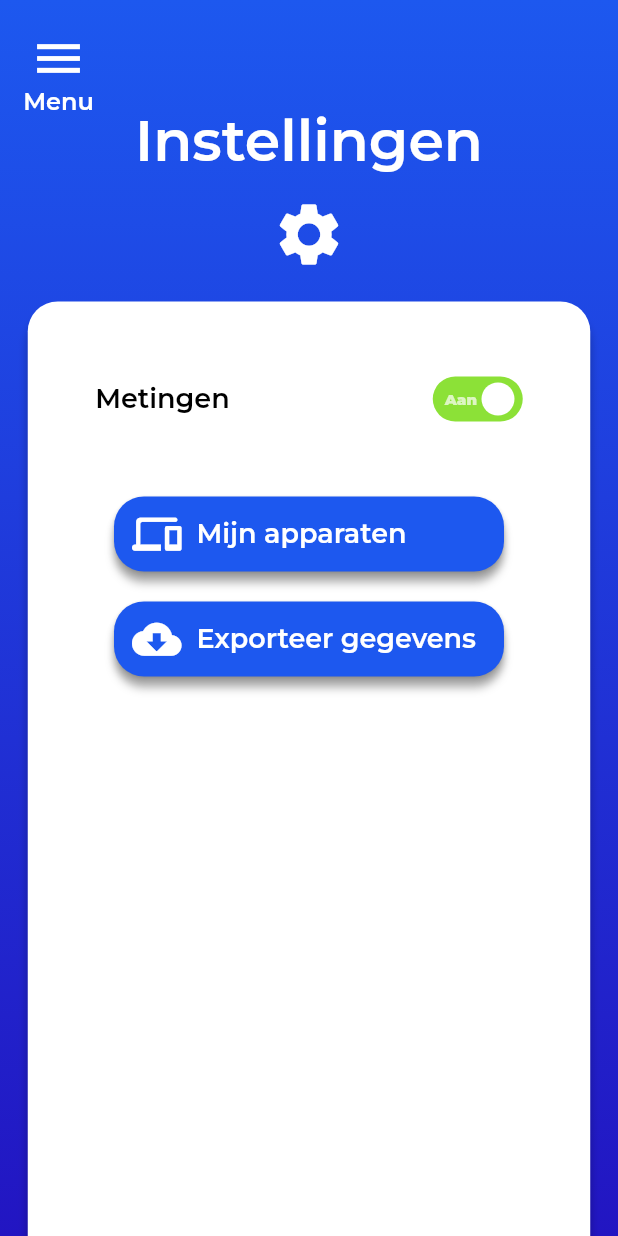
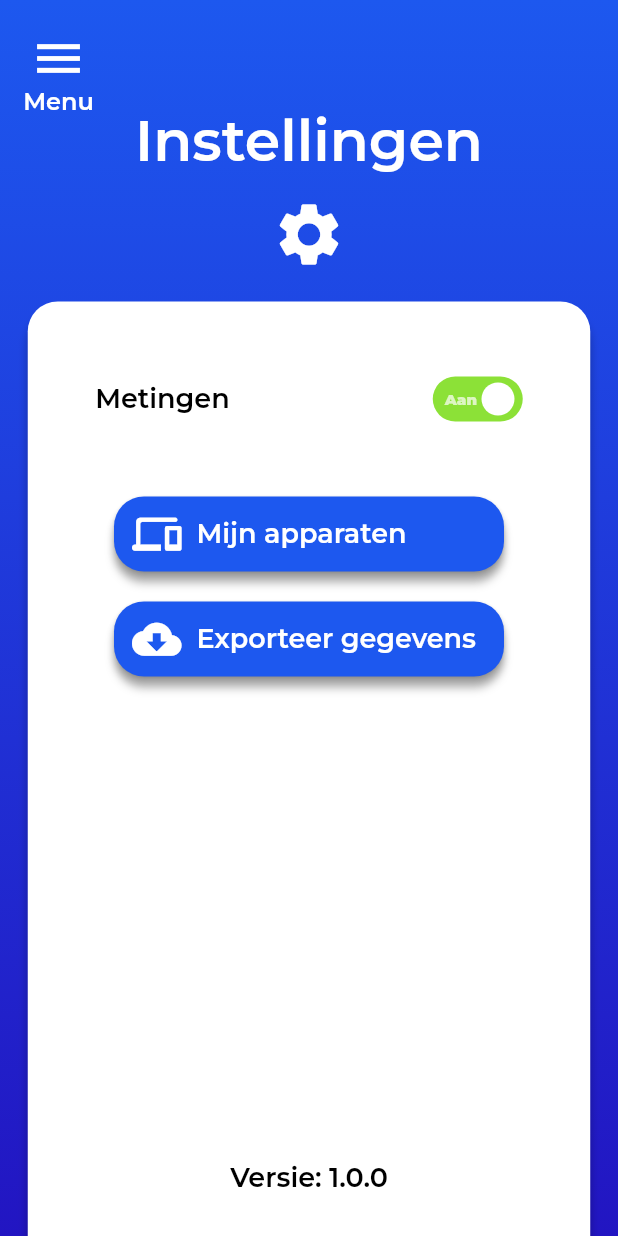
Before and after one commit to DwarfNinja/loopsnelheid-app, a Flutter app: the Settings widget shown alone on an empty page, opened directly, on a phone screen of 412 x 824 dp. Run offline on Flutter 3.47's test engine with Material 2 defaults, Android fonts, the phone set to English and light mode, and no system bars; drawn by our look-alikes of flutter_switch; our stand-ins replace device_info_plus, device_preview, fl_chart, flutter_dotenv, geolocator, google_fonts and 4 more; missing offline and left inert: cron, flutter_activity_recognition, flutter_background_service, flutter_background_service_android, pausable_timer, pdfx; accounts and stored records are empty; network calls fail.

Commit message:
Feat: add app version label on settings page

```diff
--- a/lib/views/settings/settings.dart
+++ b/lib/views/settings/settings.dart
@@ -1,7 +1,7 @@
 import 'package:flutter/material.dart';
-import 'package:loopsnelheidapp/services/measure/location_service.dart';
 
 import 'package:loopsnelheidapp/widgets/info_base.dart';
+import 'package:package_info_plus/package_info_plus.dart';
 
 import 'package:loopsnelheidapp/widgets/settings/settings_button.dart';
 import 'package:loopsnelheidapp/widgets/settings/toggle_setting.dart';
@@ -10,8 +10,9 @@ import 'package:loopsnelheidapp/services/router/navigation_service.dart';
 import 'package:loopsnelheidapp/services/shared_preferences_service.dart';
 import 'package:loopsnelheidapp/services/api/export_service.dart';
 import 'package:loopsnelheidapp/services/api/research_service.dart';
-import 'package:loopsnelheidapp/services/setting/setting_service.dart';
 import 'package:loopsnelheidapp/services/measure/background_service.dart';
+
+import 'package:loopsnelheidapp/app_theme.dart' as app_theme;
 
 class Settings extends StatefulWidget {
 
@@ -132,6 +133,25 @@ class _SettingsState extends State<Settings> {
                 return Container();
               },
             ),
+            const Spacer(),
+            FutureBuilder<PackageInfo>(
+              future: PackageInfo.fromPlatform(),
+              builder: (BuildContext context, AsyncSnapshot snapshot) {
+                if (snapshot.hasError || snapshot.data == null || snapshot.connectionState == ConnectionState.waiting) {
+                  return Text(
+                      "Versie: Error",
+                      style: app_theme.textTheme.bodyText1!.copyWith(
+                          color: app_theme.black), textAlign: TextAlign.center);
+                }
+                else {
+                  return Text(
+                      "Versie: ${snapshot.data?.version}",
+                      style: app_theme.textTheme.bodyText1!.copyWith(
+                          color: app_theme.black), textAlign: TextAlign.center);
+                }
+              },
+            ),
+            const SizedBox(height: 50),
           ],
         ),
       ),
```
